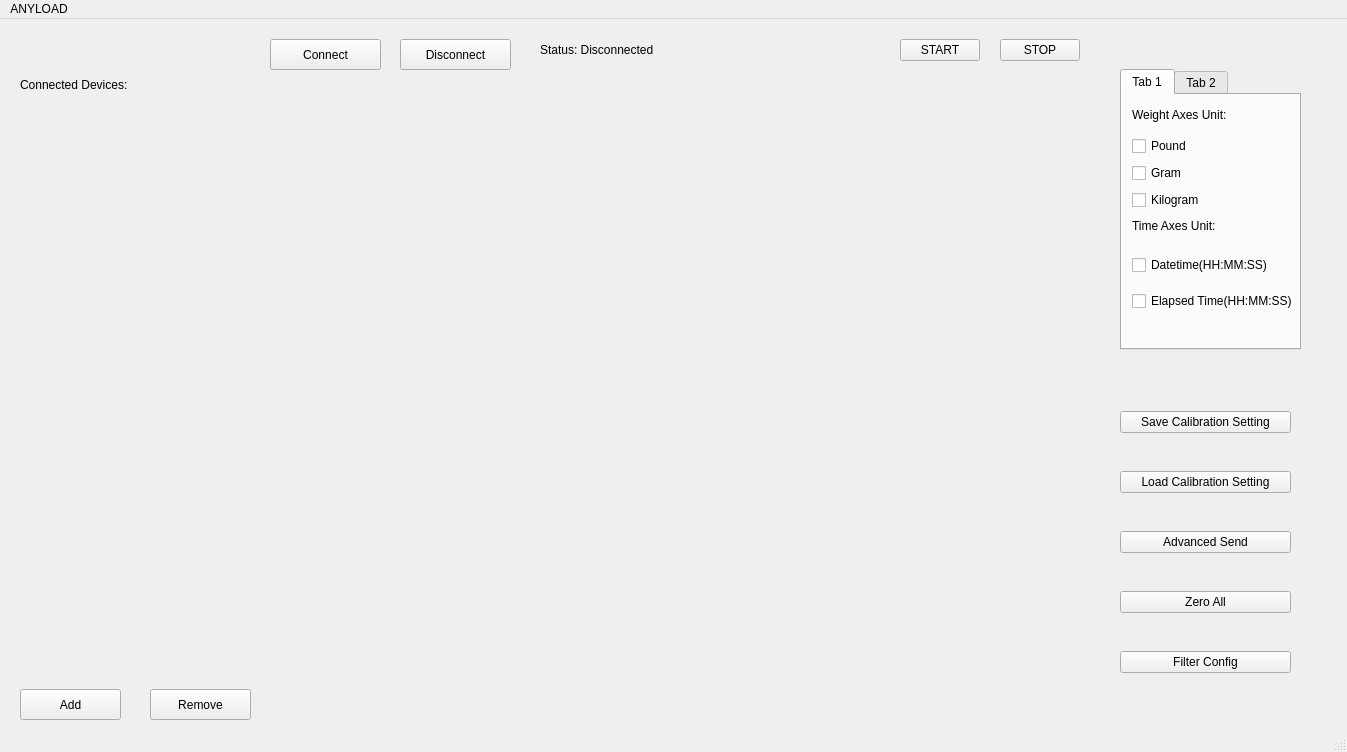
Old version of the form mainwindow.ui in the repository robinload/CanOpen-Project.
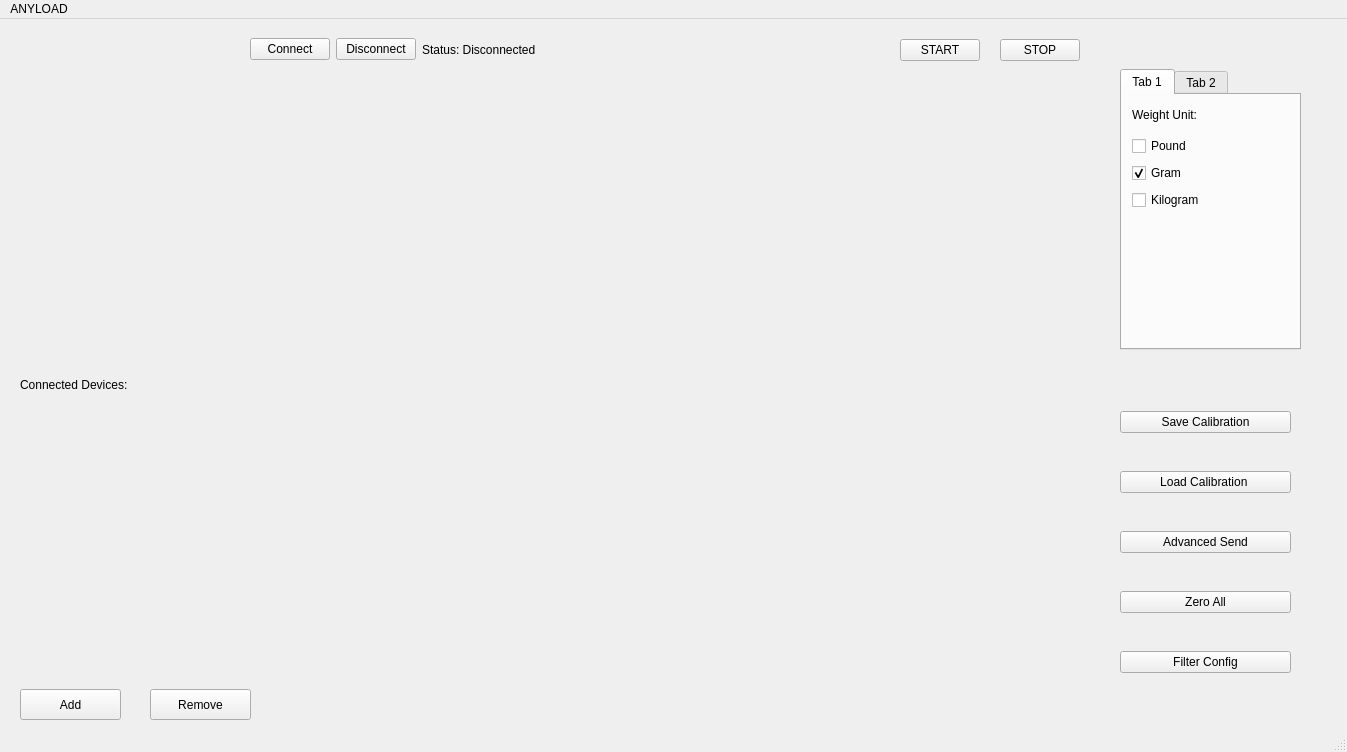
New version of the form. The open tabs and pages were chosen to show the change. Custom widgets are drawn as their Qt base class.

The edit to the form file:
```diff
--- a/mainwindow.ui
+++ b/mainwindow.ui
@@ -17,24 +17,13 @@
    <widget class="QCustomPlot" name="mainPlot" native="true">
     <property name="geometry">
      <rect>
-      <x>270</x>
-      <y>50</y>
-      <width>831</width>
-      <height>641</height>
+      <x>250</x>
+      <y>80</y>
+      <width>851</width>
+      <height>611</height>
      </rect>
     </property>
    </widget>
-   <widget class="QWidget" name="verticalLayoutWidget">
-    <property name="geometry">
-     <rect>
-      <x>20</x>
-      <y>90</y>
-      <width>231</width>
-      <height>571</height>
-     </rect>
-    </property>
-    <layout class="QVBoxLayout" name="verticalLayout"/>
-   </widget>
    <widget class="QPushButton" name="addButton">
     <property name="geometry">
      <rect>
@@ -61,19 +50,6 @@
      <string>Remove</string>
     </property>
    </widget>
-   <widget class="QLabel" name="label">
-    <property name="geometry">
-     <rect>
-      <x>20</x>
-      <y>50</y>
-      <width>221</width>
-      <height>31</height>
-     </rect>
-    </property>
-    <property name="text">
-     <string>Connected Devices:</string>
-    </property>
-   </widget>
    <widget class="QTabWidget" name="tabWidget">
     <property name="geometry">
      <rect>
@@ -112,6 +88,9 @@
          <property name="text">
           <string>Gram</string>
          </property>
+         <property name="checked">
+          <bool>true</bool>
+         </property>
         </widget>
        </item>
        <item>
@@ -133,48 +112,9 @@
        </rect>
       </property>
       <property name="text">
-       <string>Weight Axes Unit:</string>
+       <string>Weight Unit:</string>
       </property>
      </widget>
-     <widget class="QLabel" name="label_3">
-      <property name="geometry">
-       <rect>
-        <x>10</x>
-        <y>120</y>
-        <width>151</width>
-        <height>21</height>
-       </rect>
-      </property>
-      <property name="text">
-       <string>Time Axes Unit:</string>
-      </property>
-     </widget>
-     <widget class="QWidget" name="verticalLayoutWidget_4">
-      <property name="geometry">
-       <rect>
-        <x>10</x>
-        <y>150</y>
-        <width>177</width>
-        <height>78</height>
-       </rect>
-      </property>
-      <layout class="QVBoxLayout" name="verticalLayout_4">
-       <item>
-        <widget class="QCheckBox" name="datetimeCheckbox">
-         <property name="text">
-          <string>Datetime(HH:MM:SS)</string>
-         </property>
-        </widget>
-       </item>
-       <item>
-        <widget class="QCheckBox" name="elapsedTimeCheckbox">
-         <property name="text">
-          <string>Elapsed Time(HH:MM:SS)</string>
-         </property>
-        </widget>
-       </item>
-      </layout>
-     </widget>
     </widget>
     <widget class="QWidget" name="tab_2">
      <attribute name="title">
@@ -320,14 +260,14 @@
      <item>
       <widget class="QPushButton" name="saveCalibrationButton">
        <property name="text">
-        <string>Save Calibration Setting</string>
+        <string>Save Calibration</string>
        </property>
       </widget>
      </item>
      <item>
       <widget class="QPushButton" name="loadCalibrationButton">
        <property name="text">
-        <string>Load Calibration Setting</string>
+        <string>Load Calibration </string>
        </property>
       </widget>
      </item>
@@ -354,44 +294,73 @@
      </item>
     </layout>
    </widget>
-   <widget class="QPushButton" name="connectButton">
+   <widget class="QWidget" name="horizontalLayoutWidget">
     <property name="geometry">
      <rect>
-      <x>270</x>
-      <y>20</y>
-      <width>111</width>
-      <height>31</height>
+      <x>250</x>
+      <y>0</y>
+      <width>641</width>
+      <height>61</height>
      </rect>
     </property>
-    <property name="text">
-     <string>Connect</string>
-    </property>
+    <layout class="QHBoxLayout" name="horizontalLayout_3">
+     <item>
+      <widget class="QPushButton" name="connectButton">
+       <property name="text">
+        <string>Connect</string>
+       </property>
+      </widget>
+     </item>
+     <item>
+      <widget class="QPushButton" name="disconnectButton">
+       <property name="text">
+        <string>Disconnect</string>
+       </property>
+      </widget>
+     </item>
+     <item>
+      <widget class="QLabel" name="statusLabel">
+       <property name="text">
+        <string>Status: Disconnected</string>
+       </property>
+      </widget>
+     </item>
+     <item>
+      <spacer name="horizontalSpacer">
+       <property name="orientation">
+        <enum>Qt::Horizontal</enum>
+       </property>
+       <property name="sizeHint" stdset="0">
+        <size>
+         <width>40</width>
+         <height>20</height>
+        </size>
+       </property>
+      </spacer>
+     </item>
+    </layout>
    </widget>
-   <widget class="QPushButton" name="disconnectButton">
+   <widget class="QWidget" name="verticalLayoutWidget_4">
     <property name="geometry">
      <rect>
-      <x>400</x>
-      <y>20</y>
-      <width>111</width>
-      <height>31</height>
+      <x>20</x>
+      <y>80</y>
+      <width>221</width>
+      <height>571</height>
      </rect>
     </property>
-    <property name="text">
-     <string>Disconnect</string>
-    </property>
-   </widget>
-   <widget class="QLabel" name="statusLabel">
-    <property name="geometry">
-     <rect>
-      <x>540</x>
-      <y>20</y>
-      <width>131</width>
-      <height>21</height>
-     </rect>
-    </property>
-    <property name="text">
-     <string>Status: Disconnected</string>
-    </property>
+    <layout class="QVBoxLayout" name="verticalLayout_6" stretch="0,1">
+     <item>
+      <widget class="QLabel" name="label">
+       <property name="text">
+        <string>Connected Devices:</string>
+       </property>
+      </widget>
+     </item>
+     <item>
+      <layout class="QVBoxLayout" name="verticalLayout"/>
+     </item>
+    </layout>
    </widget>
   </widget>
   <widget class="QMenuBar" name="menubar">
```
Left out of the diff: 6 changed lines with no effect on the pictures.
